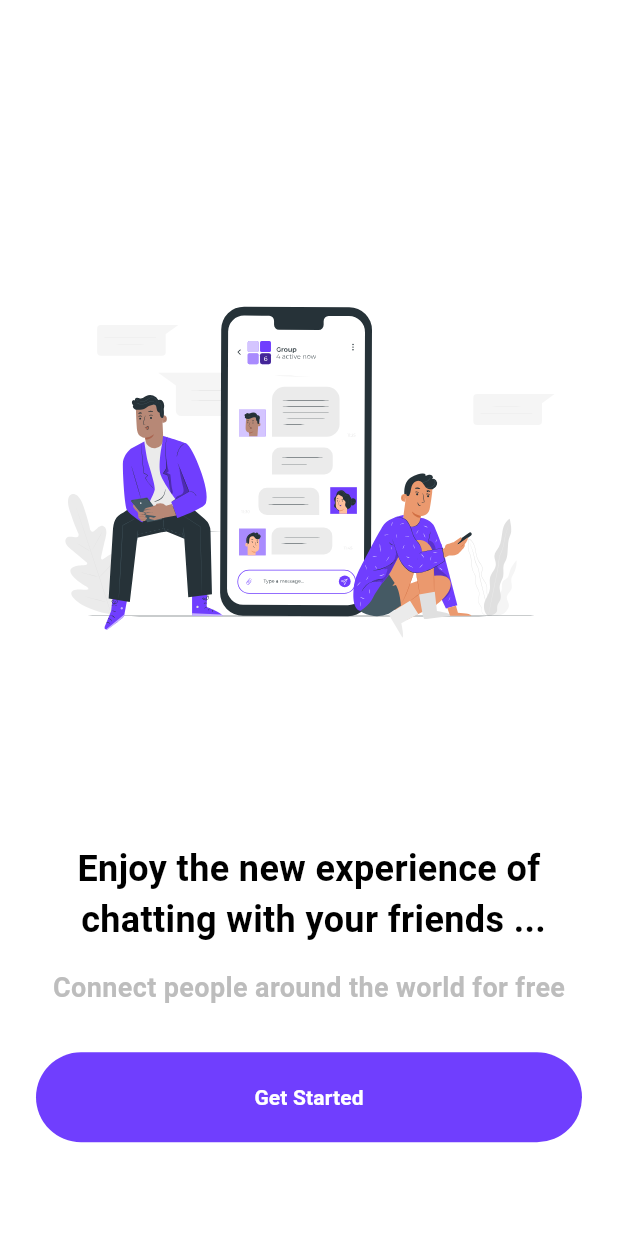
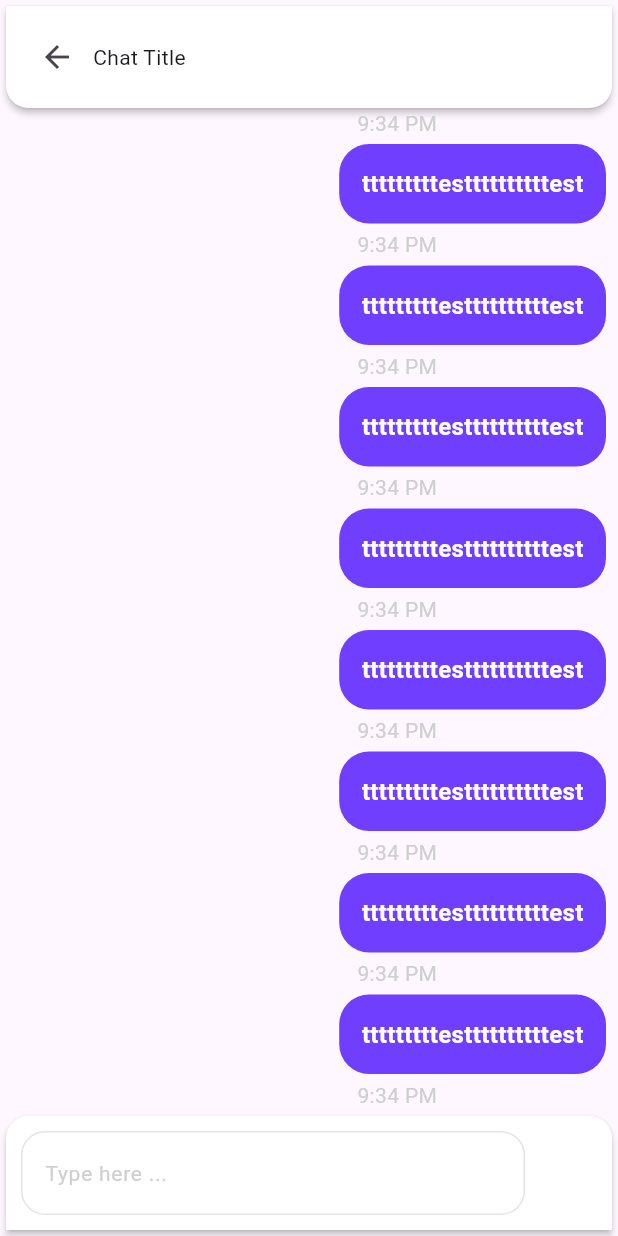
Before and after one commit to AhmedTawfek/Flutter-Chatting, a Flutter app: the screen it shows after launch, on a phone screen of 412 x 824 dp. Run offline on Flutter 3.47's test engine with Material 3 defaults, Android fonts, the phone set to English and light mode, and no system bars; our stand-ins replace firebase_auth, firebase_core, flutter_bloc, flutter_svg, freezed_annotation, get_it; accounts and stored records are empty; generated files the repository leaves out were written again.

Commit message:
Add chat screen.

```diff
--- a/lib/core/presentation/routing/app_router.dart
+++ b/lib/core/presentation/routing/app_router.dart
@@ -2,6 +2,7 @@ import 'package:chatting/core/presentation/di/dependency_inections.dart';
 import 'package:chatting/core/presentation/routing/routes.dart';
 import 'package:chatting/presentation/ui/auth/login_cubit.dart';
 import 'package:chatting/presentation/ui/auth/login_screen.dart';
+import 'package:chatting/presentation/ui/chat/chat_screen.dart';
 import 'package:chatting/presentation/ui/onboarding/onboarding_screen.dart';
 import 'package:flutter/material.dart';
 import 'package:flutter_bloc/flutter_bloc.dart';
@@ -11,16 +12,16 @@ class AppRouter {
     //this arguments to be passed in any screen like this ( arguments as ClassName )
     final arguments = settings.arguments;
 
-      print("generateRoute func settings=${settings.name} | ${settings.arguments}");
     switch (settings.name) {
       case Routes.onBoardingScreen:
         return MaterialPageRoute(builder: (_) => const OnboardingScreen());
       case Routes.loginScreen:
-        print("Entered case for loginScreens");
         return MaterialPageRoute(
             builder: (_) => BlocProvider(
                 create: (context) => getItInstance<LoginCubit>(),
                 child: const LoginScreen()));
+      case Routes.chatScreen:
+        return MaterialPageRoute(builder: (_) => const ChatScreen());
       default:
         return null;
     }
--- a/lib/core/presentation/routing/routes.dart
+++ b/lib/core/presentation/routing/routes.dart
@@ -2,6 +2,6 @@
 class Routes{
   static const String onBoardingScreen = "/onBoardingScreen";
   static const String loginScreen = '/loginScreen';
-  static const String homeScreen = "homeScreen";
-  static const String chatScreen = "chatScreen";
+  static const String homeScreen = '/homeScreen';
+  static const String chatScreen = '/chatScreen';
 }
--- a/lib/core/presentation/theming/styles.dart
+++ b/lib/core/presentation/theming/styles.dart
@@ -52,4 +52,10 @@ class TextStyles{
       color: ColorManager.grey,
     );
 
+  static TextStyle subtitle3 = const TextStyle(
+    fontSize: 14,
+    fontWeight: FontWeight.w400,
+    color: ColorManager.grey,
+  );
+
 }
--- /dev/null
+++ b/lib/core/presentation/widgets_common/chat_message_bubble.dart
@@ -0,0 +1,54 @@
+import 'package:chatting/core/presentation/theming/color_manager.dart';
+import 'package:flutter/material.dart';
+
+import '../theming/styles.dart';
+
+class PrimaryChatMessageBubble extends StatelessWidget {
+  final String messageText;
+  final bool isSender;
+  final String? messageTime;
+
+  const PrimaryChatMessageBubble({
+    super.key,
+    required this.messageText,
+    required this.isSender,
+    this.messageTime,
+  });
+
+  @override
+  Widget build(BuildContext context) {
+    return Align(
+      alignment: isSender ? Alignment.centerRight : Alignment.centerLeft,
+      child: Column(
+        crossAxisAlignment: CrossAxisAlignment.start,
+        mainAxisSize: MainAxisSize.min,
+        children: [
+          Container(
+            margin: const EdgeInsets.symmetric(horizontal: 8, vertical: 4),
+            decoration: BoxDecoration(
+              color: isSender ? ColorManager.primary : ColorManager.background,
+              borderRadius: const BorderRadius.all(Radius.circular(20)),
+            ),
+            child: Padding(
+              padding: const EdgeInsets.all(15),
+              child: Text(
+                messageText,
+                style: TextStyles.heading4.copyWith(
+                  color: isSender ? ColorManager.onPrimary : ColorManager.black,
+                ),
+              ),
+            ),
+          ),
+          if (messageTime != null)
+            Padding(
+              padding: const EdgeInsets.only(left: 20),
+              child: Text(
+                messageTime ?? '',
+                style: TextStyles.subtitle3,
+              ),
+            )
+        ],
+      ),
+    );
+  }
+}
--- /dev/null
+++ b/lib/core/presentation/widgets_common/chat_message_input.dart
@@ -0,0 +1,98 @@
+import 'package:chatting/core/presentation/widgets_common/primary_text_field.dart';
+import 'package:flutter/material.dart';
+
+import '../theming/color_manager.dart';
+
+class ChatMessageInput extends StatefulWidget {
+  const ChatMessageInput({super.key});
+
+  @override
+  State<ChatMessageInput> createState() => _ChatMessageInputState();
+}
+
+class _ChatMessageInputState extends State<ChatMessageInput>
+    with SingleTickerProviderStateMixin {
+  final TextEditingController _controller = TextEditingController();
+
+  bool _showSendButton = false;
+
+  late AnimationController _animationController;
+  late Animation<double> _paddingAnimation;
+  late Animation<Offset> _slideAnimation;
+
+  @override
+  void initState() {
+    super.initState();
+
+    _animationController = AnimationController(
+      vsync: this,
+      duration: const Duration(milliseconds: 300),
+    );
+
+    _paddingAnimation = Tween<double>(begin: 0, end: 48).animate(
+      CurvedAnimation(
+        parent: _animationController,
+        curve: Curves.easeInOut,
+      ),
+    );
+
+    _slideAnimation = Tween<Offset>(
+      begin: const Offset(1.5, 0), // Offscreen
+      end: const Offset(0, 0), // In position
+    ).animate(
+      CurvedAnimation(
+        parent: _animationController,
+        curve: Curves.easeInOut,
+      ),
+    );
+  }
+
+  void _toggleSendButton(bool show) {
+    if (show && !_showSendButton) {
+      setState(() => _showSendButton = true);
+      _animationController.forward();
+    } else if (!show && _showSendButton) {
+      _animationController.reverse().whenComplete(() {
+        setState(() => _showSendButton = false);
+      });
+    }
+  }
+
+  @override
+  Widget build(BuildContext context) {
+    return AnimatedBuilder(
+      animation: _animationController,
+      builder: (context, child) {
+        return Row(
+          children: [
+            Expanded(
+              child: Padding(
+                padding: EdgeInsets.only(right: _paddingAnimation.value),
+                child: PrimaryTextField(
+                  hintText: 'Type here ...',
+                  onTextChange: (value) => _toggleSendButton(value.isNotEmpty),
+                ),
+              ),
+            ),
+            // Always keep the button in the tree, just slide it
+            SlideTransition(
+              position: _slideAnimation,
+              child: IconButton(
+                onPressed: () {
+                  // Handle sending message logic
+                },
+                icon: const Icon(Icons.send, color: ColorManager.primary),
+              ),
+            ),
+          ],
+        );
+      },
+    );
+  }
+
+  @override
+  void dispose() {
+    _animationController.dispose();
+    super.dispose();
+  }
+}
--- a/lib/main.dart
+++ b/lib/main.dart
@@ -1,5 +1,6 @@
 import 'package:chatting/core/presentation/di/dependency_inections.dart';
 import 'package:chatting/core/presentation/routing/app_router.dart';
+import 'package:chatting/presentation/ui/chat/chat_screen.dart';
 import 'package:chatting/presentation/ui/onboarding/onboarding_screen.dart';
 import 'package:flutter/material.dart';
 import 'package:firebase_core/firebase_core.dart';
@@ -40,7 +41,7 @@ class MyApp extends StatelessWidget {
       theme: ThemeData(
           colorScheme: ColorScheme.fromSeed(seedColor: Colors.deepPurple),
           useMaterial3: true),
-      home: const OnboardingScreen(),
+      home: const ChatScreen(),
       onGenerateRoute: appRouter.generateRoute,
     );
   }
--- /dev/null
+++ b/lib/presentation/ui/chat/chat_screen.dart
@@ -0,0 +1,71 @@
+import 'package:chatting/core/presentation/widgets_common/chat_message_bubble.dart';
+import 'package:chatting/core/presentation/widgets_common/chat_message_input.dart';
+import 'package:flutter/material.dart';
+
+import '../../../core/presentation/theming/color_manager.dart';
+import '../../../core/presentation/widgets_common/primary_text_field.dart';
+
+class ChatScreen extends StatelessWidget {
+  const ChatScreen({super.key});
+
+  @override
+  Widget build(BuildContext context) {
+    return SafeArea(
+      child: Scaffold(
+        body: Column(
+          children: [
+            // Top Bar
+            Card(
+              elevation: 2,
+              color: ColorManager.background,
+              shape: const RoundedRectangleBorder(
+                borderRadius: BorderRadius.only(
+                  bottomLeft: Radius.circular(15.0),
+                  bottomRight: Radius.circular(15.0),
+                ),
+              ),
+              child: Padding(
+                padding: const EdgeInsets.all(10),
+                child: Row(
+                  children: [
+                    IconButton(
+                      onPressed: () => {},
+                      icon: const Icon(Icons.arrow_back),
+                    ),
+                    const Text('Chat Title'),
+                  ],
+                ),
+              ),
+            ),
+
+            // Chat Messages Area
+            Expanded(
+              child: ListView.builder(
+                  reverse: true,
+                  itemCount: 50,
+                  itemBuilder: (context,index){
+                    return const PrimaryChatMessageBubble(messageText: 'tttttttttesttttttttttest', isSender: true,messageTime: '9:34 PM',);
+                  }),
+            ),
+
+            // Bottom Input Area
+            const Card(
+              elevation: 2,
+              color: ColorManager.background,
+              shape: RoundedRectangleBorder(
+                borderRadius: BorderRadius.only(
+                  topRight: Radius.circular(15.0),
+                  topLeft: Radius.circular(15.0),
+                ),
+              ),
+              child: Padding(
+                padding: EdgeInsets.all(10.0),
+                child: ChatMessageInput(),
+              ),
+            ),
+          ],
+        ),
+      ),
+    );
+  }
+}
```
